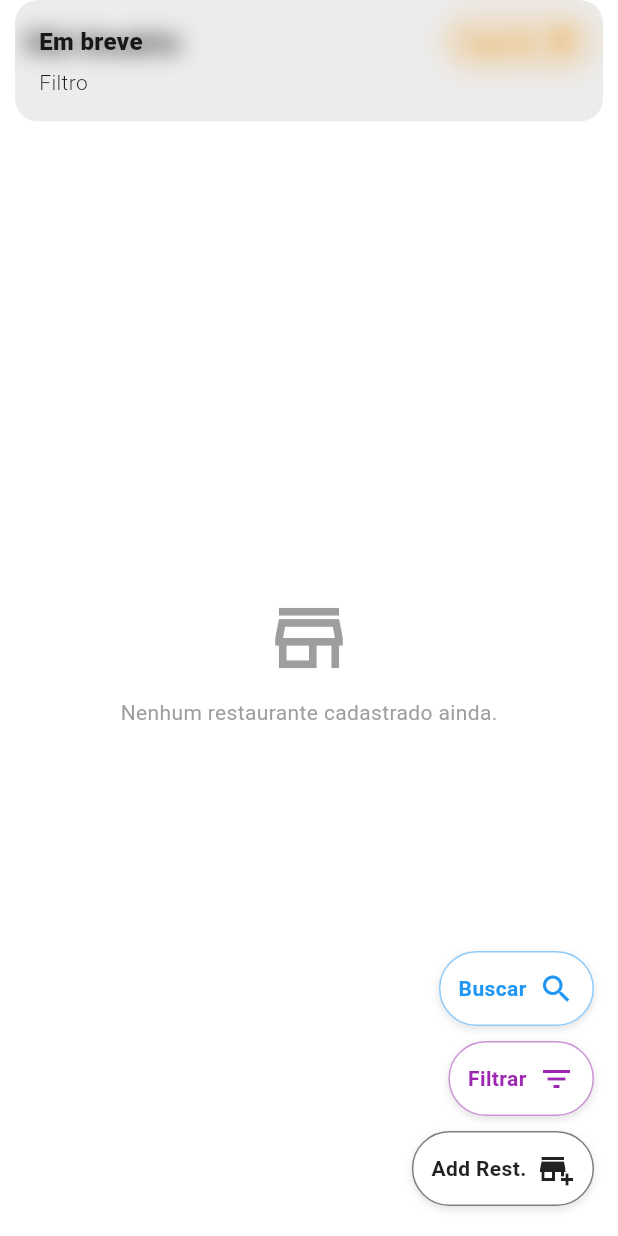
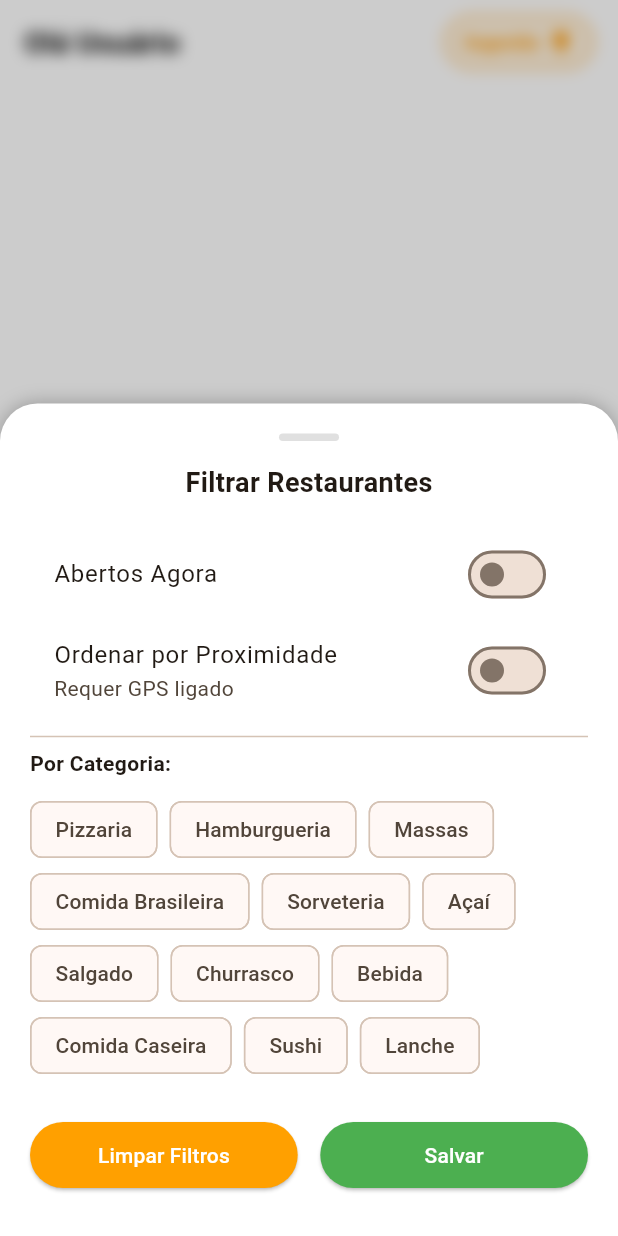
Before and after one commit to PietroDev-01/Zest_Flutter, a Flutter app: the HomePage screen opened directly, after a tap on "Filtrar", on a phone screen of 412 x 824 dp. Run offline on Flutter 3.47's test engine with Material 3 defaults, Android fonts, the phone set to English and light mode, and no system bars; our stand-ins replace cloud_firestore, firebase_auth, firebase_core, geocoding, geolocator, get and 3 more; accounts and stored records are empty.

Commit message:
Features: Search and Filtering Options Added

```diff
--- a/lib/controllers/restaurant_controller.dart
+++ b/lib/controllers/restaurant_controller.dart
@@ -4,11 +4,24 @@ import 'package:get/get.dart';
 import 'package:cloud_firestore/cloud_firestore.dart';
 import '../models/restaurant_model.dart';
 import 'package:url_launcher/url_launcher.dart';
+import 'package:geolocator/geolocator.dart';
 import 'utils.dart';
 
 class RestaurantController extends GetxController {
-  var restaurants = <RestaurantModel>[].obs;
+  // lista completa
+  var allRestaurants = <RestaurantModel>[];
+
+  // lista filtrada
+  var displayedRestaurants = <RestaurantModel>[].obs;
+
   var isLoading = false.obs;
+  var restaurantToFocus = Rxn<RestaurantModel>();
+
+  // Variáveis de Filtro Ativas
+  var currentSearch = ''.obs;
+  var activeTags = <String>[].obs;
+  var filterOpenNow = false.obs;
+  var sortByDistance = false.obs;
 
   @override
   void onInit() {
@@ -33,18 +46,112 @@ class RestaurantController extends GetxController {
         .snapshots()
         .listen((snapshot) {
 
-      var list = snapshot.docs.map((doc) {
+      allRestaurants = snapshot.docs.map((doc) {
         return RestaurantModel.fromMap(doc.data(), doc.id);
       }).toList();
 
-      list.sort((a, b) => a.name.toLowerCase().compareTo(b.name.toLowerCase()));
+      // Ordenação padrão
+      allRestaurants.sort((a, b) => a.name.toLowerCase().compareTo(b.name.toLowerCase()));
 
-      restaurants.value = list;
+      // Aplica os filtros
+      applyFilters();
       isLoading.value = false;
     });
   }
 
-  var restaurantToFocus = Rxn<RestaurantModel>();
+  Future<void> applyFilters() async {
+    List<RestaurantModel> temp = List.from(allRestaurants);
+
+    // Busca por Nome
+    if (currentSearch.value.isNotEmpty) {
+      temp = temp.where((r) => r.name.toLowerCase().contains(currentSearch.value.toLowerCase())).toList();
+    }
+
+    // Filtragem por Tag
+    if (activeTags.isNotEmpty) {
+      temp = temp.where((r) => r.tags.any((tag) => activeTags.contains(tag))).toList();
+    }
+
+    // Filtragem por Restaurantes Abertos
+    if (filterOpenNow.value) {
+      final now = TimeOfDay.now();
+      temp = temp.where((r) => _isRestaurantOpen(r.openTime, r.closeTime, now)).toList();
+    }
+
+    // Ordenação (Distância ou Alfábetica)
+    if (sortByDistance.value) {
+      Position? userPos = await _getUserLocation();
+      if (userPos != null) {
+        temp.sort((a,b) {
+          double distA = Geolocator.distanceBetween(userPos.latitude, userPos.longitude, a.latitude, a.longitude);
+          double distB = Geolocator.distanceBetween(userPos.latitude, userPos.longitude, b.latitude, b.longitude);
+          return distA.compareTo(distB);
+        });
+      }
+    } else {
+      temp.sort((a,b) => a.name.toLowerCase().compareTo(b.name.toLowerCase()));
+    }
+    displayedRestaurants.value = temp;
+  }
+
+  // --- LÓGICA DE HORÁRIO ---
+  bool _isRestaurantOpen(String open, String close, TimeOfDay now) {
+    try {
+      if (open.isEmpty || close.isEmpty) return false;
+
+      final openTime = _parseTime(open);
+      final closeTime = _parseTime(close);
+
+      final nowMinutes = now.hour * 60 + now.minute;
+      final openMinutes = openTime.hour * 60 + openTime.minute;
+      final closeMinutes = closeTime.hour * 60 + closeTime.minute;
+
+      if (closeMinutes < openMinutes) {
+        // Caso especial: Abre 18:00 e fecha 02:00
+        return nowMinutes >= openMinutes || nowMinutes <= closeMinutes;
+      } else {
+        // Caso normal: Abre 08:00 e fecha 18:00
+        return nowMinutes >= openMinutes && nowMinutes <= closeMinutes;
+      }
+    } catch (e) {
+      return false; // Se o horário for inválido (99:99), considera fechado
+    }
+  }
+
+  TimeOfDay _parseTime(String time) {
+    final parts = time.split(":");
+    return TimeOfDay(hour: int.parse(parts[0]), minute: int.parse(parts[1]));
+  }
+
+  Future<Position?> _getUserLocation() async {
+    try {
+      return await Geolocator.getCurrentPosition();
+    } catch (e) {
+      return null;
+    }
+  }
+
+  // --- ACTIONS ---
+  void search(String query) {
+    currentSearch.value = query;
+    applyFilters();
+  }
+
+  void toggleFilterTag(String tag) {
+    if (activeTags.contains(tag)) {
+      activeTags.remove(tag);
+    } else {
+      activeTags.add(tag);
+    }
+  }
+
+  void clearFilters() {
+    currentSearch.value = '';
+    activeTags.clear();
+    filterOpenNow.value = false;
+    sortByDistance.value = false;
+    applyFilters();
+  }
 
   void goToMapAndFocus(RestaurantModel restaurant) {
     restaurantToFocus.value = restaurant;
--- a/lib/views/home/home_page.dart
+++ b/lib/views/home/home_page.dart
@@ -4,6 +4,8 @@ import 'package:get/get.dart';
 import '../../controllers/restaurant_controller.dart';
 import '../../controllers/auth_controller.dart';
 import '../widgets/restaurant_card.dart';
+import '../widgets/filter_sheet.dart';
+import '../widgets/search_dialog.dart';
 
 class HomePage extends StatefulWidget {
   HomePage({super.key});
@@ -31,6 +33,19 @@ class _HomePageState extends State<HomePage> {
         });
       }
     });
+  }
+
+  void _showSearchDialog() {
+    showCustomSearchDialog();
+  }
+
+  // Função para abrir Filtros
+  void _showFilterSheet() {
+    Get.bottomSheet(
+      FilterSheet(isMap: false),
+      isScrollControlled: true,
+      barrierColor: Colors.black.withOpacity(0.2),
+    );
   }
 
   @override
@@ -85,25 +100,24 @@ class _HomePageState extends State<HomePage> {
             if (resController.isLoading.value) {
               return const Center(child: CircularProgressIndicator());
             }
-            // Se a lista estiver vazia, mostra aviso
-            if (resController.restaurants.isEmpty) {
+
+            if (resController.displayedRestaurants.isEmpty) {
               return const Center(
                 child: Column(
                   mainAxisAlignment: MainAxisAlignment.center,
                   children: [
-                    Icon(Icons.store_mall_directory_outlined, size: 60, color: Colors.grey),
+                    Icon(Icons.search_off, size: 60, color: Colors.grey),
                     SizedBox(height: 10),
-                    Text("Nenhum restaurante cadastrado ainda.", style: TextStyle(color: Colors.grey)),
+                    Text("Nenhum restaurante encontrado.", style: TextStyle(color: Colors.grey)),
                   ],
                 ),
               );
             }
-            // Se tem dados, mostra a lista
             return ListView.builder(
               padding: const EdgeInsets.only(bottom: 80, top: 10, left: 16, right: 16),
-              itemCount: resController.restaurants.length,
+              itemCount: resController.displayedRestaurants.length,
               itemBuilder: (context, index) {
-                final restaurant = resController.restaurants[index];
+                final restaurant = resController.displayedRestaurants[index];
                 return RestaurantCard(restaurant: restaurant);
               },
             );
@@ -116,9 +130,25 @@ class _HomePageState extends State<HomePage> {
             child: Column(
               crossAxisAlignment: CrossAxisAlignment.end,
               children: [
-                _buildAnimatedFab(Icons.search, "Buscar", Colors.blue, () => Get.snackbar("Em breve", "Busca")),
+                Obx(() {
+                  bool isActive = resController.currentSearch.value.isNotEmpty;
+                  return _buildAnimatedFab(
+                    Icons.search,
+                    "Buscar",
+                    isActive ? Colors.orange : Colors.blue,
+                    _showSearchDialog
+                  );
+                }),
                 const SizedBox(height: 10),
-                _buildAnimatedFab(Icons.filter_list, "Filtrar", Colors.purple, () => Get.snackbar("Em breve", "Filtro")),
+                Obx(() {
+                  bool isActive = resController.activeTags.isNotEmpty || resController.filterOpenNow.value || resController.sortByDistance.value;
+                  return _buildAnimatedFab(
+                    Icons.filter_list,
+                    "Filtrar",
+                    isActive ? Colors.orange : Colors.purple,
+                    _showFilterSheet
+                  );
+                }),
                 const SizedBox(height: 10),
                 _buildAnimatedFab(Icons.add_business, "Add Rest.", Colors.black87, () => Get.toNamed('/add-restaurant')),
               ],
@@ -129,7 +159,7 @@ class _HomePageState extends State<HomePage> {
     );
   }
 
-  // Widget personalizado para os botões que encolhem
+  // Widget personalizado para os botões animados
   Widget _buildAnimatedFab(IconData icon, String label, Color color, VoidCallback onTap) {
     return GestureDetector(
       onTap: onTap,
--- /dev/null
+++ b/lib/views/widgets/filter_sheet.dart
@@ -0,0 +1,119 @@
+import 'package:flutter/material.dart';
+import 'dart:ui';
+import 'package:get/get.dart';
+import '../../controllers/restaurant_controller.dart';
+
+class FilterSheet extends StatelessWidget {
+  final RestaurantController controller = Get.find();
+  final bool isMap;
+
+  FilterSheet({super.key, this.isMap = false});
+
+  final List<String> allTags = [
+    "Pizzaria", "Hamburgueria", "Massas", "Comida Brasileira",
+    "Sorveteria", "Açaí", "Salgado", "Churrasco", "Bebida",
+    "Comida Caseira", "Sushi", "Lanche"
+  ];
+
+  @override
+  Widget build(BuildContext context) {
+    return BackdropFilter(
+      filter: ImageFilter.blur(sigmaX: 5, sigmaY: 5),
+      child: Container(
+        padding: const EdgeInsets.all(20),
+        decoration: const BoxDecoration(
+          color: Colors.white,
+          borderRadius: BorderRadius.vertical(top: Radius.circular(25)),
+          boxShadow: [BoxShadow(color: Colors.black26, blurRadius: 10)],
+        ),
+        child: Column(
+          mainAxisSize: MainAxisSize.min,
+          crossAxisAlignment: CrossAxisAlignment.start,
+          children: [
+            Center(child: Container(width: 40, height: 5, decoration: BoxDecoration(color: Colors.grey[300], borderRadius: BorderRadius.circular(10)))),
+            const SizedBox(height: 15),
+
+            const Center(child: Text("Filtrar Restaurantes", style: TextStyle(fontSize: 18, fontWeight: FontWeight.bold))),
+            const SizedBox(height: 20),
+
+            // 1. Switches
+            Obx(() => SwitchListTile(
+              title: const Text("Abertos Agora"),
+              value: controller.filterOpenNow.value,
+              activeColor: Colors.green,
+              onChanged: (val) => controller.filterOpenNow.value = val,
+            )),
+
+            // Só mostra "Ordenar por Proximidade" se não estiver no mapa
+            if (!isMap)
+              Obx(() => SwitchListTile(
+                title: const Text("Ordenar por Proximidade"),
+                subtitle: const Text("Requer GPS ligado"),
+                value: controller.sortByDistance.value,
+                activeColor: Colors.blue,
+                onChanged: (val) => controller.sortByDistance.value = val,
+              )),
+
+            const Divider(),
+            const Text("Por Categoria:", style: TextStyle(fontWeight: FontWeight.bold)),
+            const SizedBox(height: 10),
+
+            // 2. Tags
+            Obx(() => Wrap(
+              spacing: 8,
+              children: allTags.map((tag) {
+                final isSelected = controller.activeTags.contains(tag);
+                return FilterChip(
+                  label: Text(tag),
+                  selected: isSelected,
+                  selectedColor: Colors.orange[200],
+                  onSelected: (bool selected) {
+                    controller.toggleFilterTag(tag);
+                  },
+                );
+              }).toList(),
+            )),
+
+            const SizedBox(height: 25),
+
+            // 3. Botões
+            Row(
+              children: [
+                Expanded(
+                  child: ElevatedButton(
+                    onPressed: () {
+                      controller.clearFilters();
+                      Get.back();
+                    },
+                    style: ElevatedButton.styleFrom(
+                      backgroundColor: Colors.amber[700],
+                      foregroundColor: Colors.white,
+                      padding: const EdgeInsets.symmetric(vertical: 12),
+                    ),
+                    child: const Text("Limpar Filtros"),
+                  ),
+                ),
+                const SizedBox(width: 15),
+                Expanded(
+                  child: ElevatedButton(
+                    onPressed: () {
+                      controller.applyFilters();
+                      Get.back();
+                    },
+                    style: ElevatedButton.styleFrom(
+                      backgroundColor: Colors.green,
+                      foregroundColor: Colors.white,
+                      padding: const EdgeInsets.symmetric(vertical: 12),
+                    ),
+                    child: const Text("Salvar"),
+                  ),
+                ),
+              ],
+            ),
+            const SizedBox(height: 10),
+          ],
+        ),
+      ),
+    );
+  }
+}
```
Also changed, not shown: lib/views/map/map_page.dart (+64 -8 lines), lib/views/widgets/search_dialog.dart (added, +90 -0 lines).
